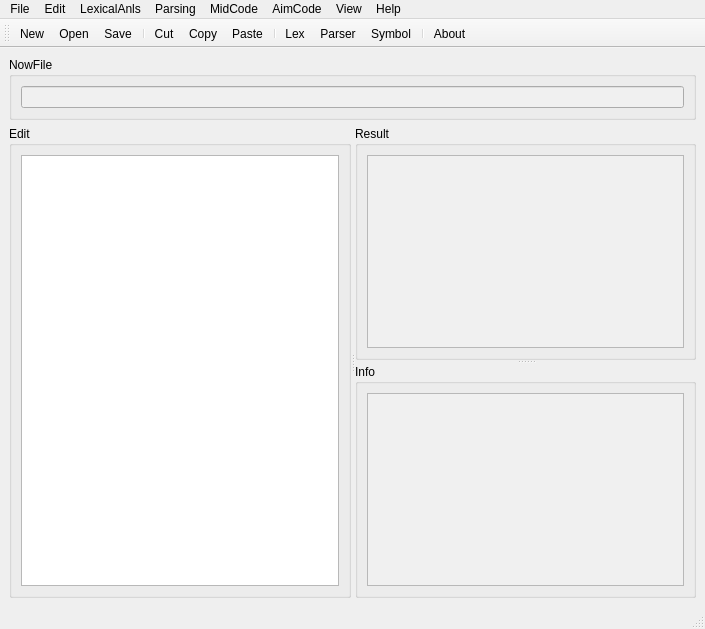
This is ui.ui in causehhc/sample-compiler as Qt 5 draws it before an edit. The edited form follows.
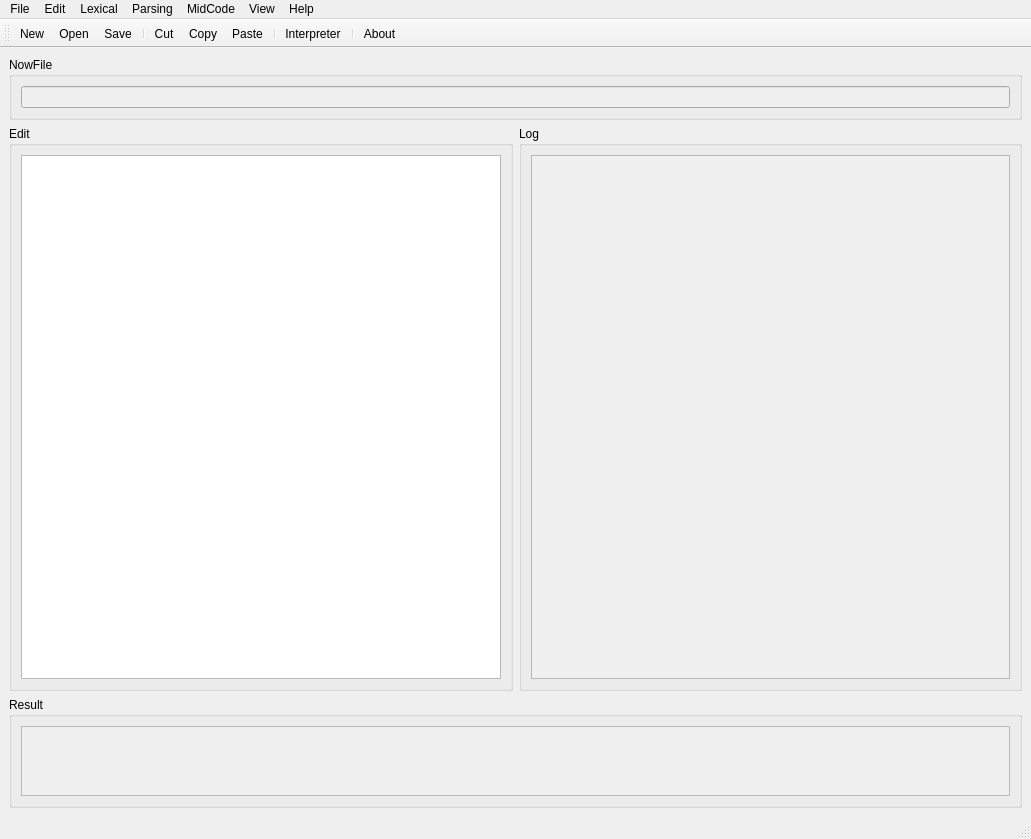
This is the edited form.

The edit to the form file:
```diff
--- a/ui.ui
+++ b/ui.ui
@@ -6,8 +6,8 @@
    <rect>
     <x>0</x>
     <y>0</y>
-    <width>705</width>
-    <height>629</height>
+    <width>1031</width>
+    <height>839</height>
    </rect>
   </property>
   <property name="windowTitle">
@@ -16,7 +16,7 @@
   <widget class="QWidget" name="centralwidget">
    <layout class="QGridLayout" name="gridLayout">
     <item row="0" column="0">
-     <layout class="QVBoxLayout" name="verticalLayout_4">
+     <layout class="QVBoxLayout" name="verticalLayout_4" stretch="1,9,1">
       <item>
        <widget class="QGroupBox" name="groupBox_4">
         <property name="enabled">
@@ -83,91 +83,33 @@
        </widget>
       </item>
       <item>
-       <widget class="QSplitter" name="splitter_2">
-        <property name="orientation">
-         <enum>Qt::Horizontal</enum>
-        </property>
-        <widget class="QGroupBox" name="groupBox">
-         <property name="title">
-          <string>Edit</string>
-         </property>
-         <layout class="QVBoxLayout" name="verticalLayout_3">
-          <item>
-           <widget class="QTextEdit" name="textEditMain">
-            <property name="cursor" stdset="0">
-             <cursorShape>IBeamCursor</cursorShape>
-            </property>
-            <property name="mouseTracking">
-             <bool>true</bool>
-            </property>
-            <property name="lineWrapMode">
-             <enum>QTextEdit::NoWrap</enum>
-            </property>
-           </widget>
-          </item>
-         </layout>
-        </widget>
-        <widget class="QSplitter" name="splitter">
-         <property name="orientation">
-          <enum>Qt::Vertical</enum>
-         </property>
-         <widget class="QGroupBox" name="groupBox_2">
+       <layout class="QHBoxLayout" name="horizontalLayout_2">
+        <item>
+         <widget class="QGroupBox" name="groupBox">
           <property name="title">
-           <string>Result</string>
+           <string>Edit</string>
           </property>
-          <layout class="QVBoxLayout" name="verticalLayout">
+          <layout class="QVBoxLayout" name="verticalLayout_3">
            <item>
-            <widget class="QTextEdit" name="textEditRes">
-             <property name="palette">
-              <palette>
-               <active>
-                <colorrole role="Base">
-                 <brush brushstyle="SolidPattern">
-                  <color alpha="255">
-                   <red>240</red>
-                   <green>240</green>
-                   <blue>240</blue>
-                  </color>
-                 </brush>
-                </colorrole>
-               </active>
-               <inactive>
-                <colorrole role="Base">
-                 <brush brushstyle="SolidPattern">
-                  <color alpha="255">
-                   <red>240</red>
-                   <green>240</green>
-                   <blue>240</blue>
-                  </color>
-                 </brush>
-                </colorrole>
-               </inactive>
-               <disabled>
-                <colorrole role="Base">
-                 <brush brushstyle="SolidPattern">
-                  <color alpha="255">
-                   <red>240</red>
-                   <green>240</green>
-                   <blue>240</blue>
-                  </color>
-                 </brush>
-                </colorrole>
-               </disabled>
-              </palette>
+            <widget class="QTextEdit" name="textEditMain">
+             <property name="cursor" stdset="0">
+              <cursorShape>IBeamCursor</cursorShape>
+             </property>
+             <property name="mouseTracking">
+              <bool>true</bool>
              </property>
              <property name="lineWrapMode">
               <enum>QTextEdit::NoWrap</enum>
              </property>
-             <property name="readOnly">
-              <bool>true</bool>
-             </property>
             </widget>
            </item>
           </layout>
          </widget>
+        </item>
+        <item>
          <widget class="QGroupBox" name="groupBox_3">
           <property name="title">
-           <string>Info</string>
+           <string>Log</string>
           </property>
           <layout class="QVBoxLayout" name="verticalLayout_2">
            <item>
@@ -222,7 +164,63 @@
            </item>
           </layout>
          </widget>
-        </widget>
+        </item>
+       </layout>
+      </item>
+      <item>
+       <widget class="QGroupBox" name="groupBox_2">
+        <property name="title">
+         <string>Result</string>
+        </property>
+        <layout class="QVBoxLayout" name="verticalLayout">
+         <item>
+          <widget class="QTextEdit" name="textEditRes">
+           <property name="palette">
+            <palette>
+             <active>
+              <colorrole role="Base">
+               <brush brushstyle="SolidPattern">
+                <color alpha="255">
+                 <red>240</red>
+                 <green>240</green>
+                 <blue>240</blue>
+                </color>
+               </brush>
+              </colorrole>
+             </active>
+             <inactive>
+              <colorrole role="Base">
+               <brush brushstyle="SolidPattern">
+                <color alpha="255">
+                 <red>240</red>
+                 <green>240</green>
+                 <blue>240</blue>
+                </color>
+               </brush>
+              </colorrole>
+             </inactive>
+             <disabled>
+              <colorrole role="Base">
+               <brush brushstyle="SolidPattern">
+                <color alpha="255">
+                 <red>240</red>
+                 <green>240</green>
+                 <blue>240</blue>
+                </color>
+               </brush>
+              </colorrole>
+             </disabled>
+            </palette>
+           </property>
+           <property name="lineWrapMode">
+            <enum>QTextEdit::NoWrap</enum>
+           </property>
+           <property name="readOnly">
+            <bool>true</bool>
+           </property>
+          </widget>
+         </item>
+        </layout>
        </widget>
       </item>
      </layout>
@@ -234,7 +232,7 @@
     <rect>
      <x>0</x>
      <y>0</y>
-     <width>705</width>
+     <width>1031</width>
      <height>26</height>
     </rect>
    </property>
@@ -261,9 +259,9 @@
     <addaction name="actionCopy"/>
     <addaction name="actionPaste"/>
    </widget>
-   <widget class="QMenu" name="menuLexicalAnalysis">
+   <widget class="QMenu" name="menuLexical">
     <property name="title">
-     <string>LexicalAnls</string>
+     <string>Lexical</string>
     </property>
     <addaction name="actionLexicalAnalyzer"/>
     <addaction name="actionNFA_DFA_MFA"/>
@@ -280,11 +278,7 @@
     <property name="title">
      <string>MidCode</string>
     </property>
-   </widget>
-   <widget class="QMenu" name="menuAimCode">
-    <property name="title">
-     <string>AimCode</string>
-    </property>
+    <addaction name="actionGramGuide"/>
    </widget>
    <widget class="QMenu" name="menuView">
     <property name="title">
@@ -303,10 +297,9 @@
    </widget>
    <addaction name="menuFile"/>
    <addaction name="menuEdit"/>
-   <addaction name="menuLexicalAnalysis"/>
+   <addaction name="menuLexical"/>
    <addaction name="menuParsing"/>
    <addaction name="menuMidCode"/>
-   <addaction name="menuAimCode"/>
    <addaction name="menuView"/>
    <addaction name="menuHelp"/>
   </widget>
@@ -329,9 +322,7 @@
    <addaction name="actionCopy"/>
    <addaction name="actionPaste"/>
    <addaction name="separator"/>
-   <addaction name="actionLexicalAnalyzer"/>
-   <addaction name="actionParser"/>
-   <addaction name="actionSymbol"/>
+   <addaction name="actionInterpreter_3"/>
    <addaction name="separator"/>
    <addaction name="actionAbout"/>
   </widget>
@@ -395,7 +386,7 @@
   </action>
   <action name="actionParser">
    <property name="text">
-    <string>Parser</string>
+    <string>RecuDescent</string>
    </property>
   </action>
   <action name="actionLL_1_PreAnalysis">
@@ -444,6 +435,36 @@
     <string>New</string>
    </property>
   </action>
+  <action name="actionGramGuide">
+   <property name="text">
+    <string>GramGuide</string>
+   </property>
+  </action>
+  <action name="actionStart_2">
+   <property name="text">
+    <string>Start</string>
+   </property>
+  </action>
+  <action name="actionInterpreter">
+   <property name="text">
+    <string>Start</string>
+   </property>
+  </action>
+  <action name="actionInterpreter_2">
+   <property name="text">
+    <string>Interpreter</string>
+   </property>
+  </action>
+  <action name="actionInterpreter_3">
+   <property name="text">
+    <string>Interpreter</string>
+   </property>
+  </action>
+  <action name="actionLog">
+   <property name="text">
+    <string>Log</string>
+   </property>
+  </action>
  </widget>
  <resources/>
  <connections/>
```
Left out of the diff: 22 changed lines with no effect on the pictures.
